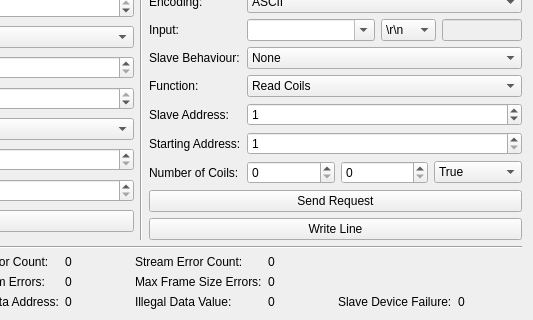
Before: the Qt Designer form src/brickv/plugin_system/plugins/rs485/ui/rs485.ui in Tinkerforge/brickv, drawn with Qt 5; both pictures show x 250 to 783 and y 585 to 905 of the 783 by 905 pixel window.
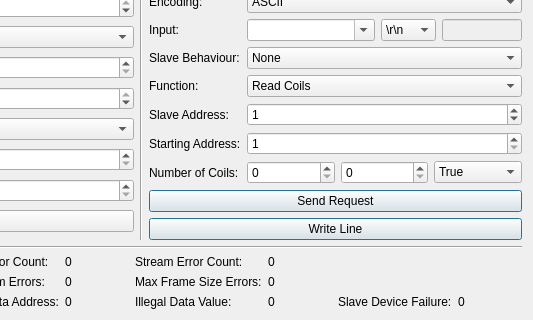
After: the same form once the commit is applied. Custom widgets are drawn as their Qt base class.

What changed in the file:
```diff
--- a/src/brickv/plugin_system/plugins/rs485/ui/rs485.ui
+++ b/src/brickv/plugin_system/plugins/rs485/ui/rs485.ui
@@ -397,6 +397,9 @@
          <property name="text">
           <string>Send Request</string>
          </property>
+         <property name="default">
+          <bool>true</bool>
+         </property>
         </widget>
        </item>
        <item row="6" column="0">
@@ -418,6 +421,9 @@
          <property name="text">
           <string>Write Line</string>
          </property>
+         <property name="default">
+          <bool>true</bool>
+         </property>
         </widget>
        </item>
        <item row="1" column="1">
```
Left out of the diff: 34 changed lines with no effect on the pictures.
